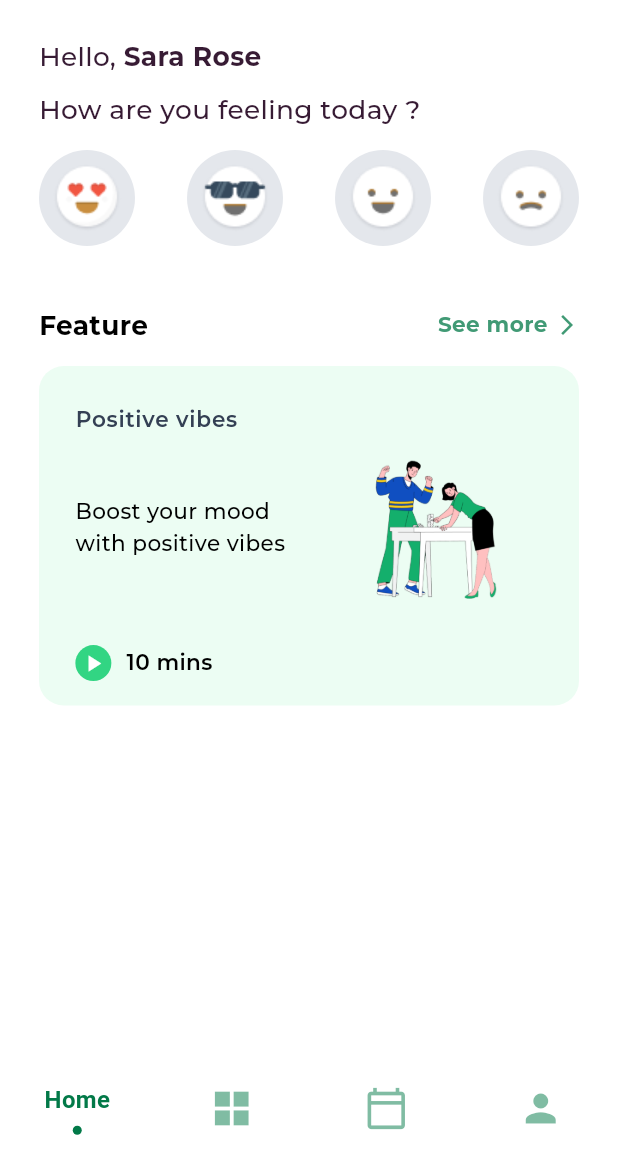
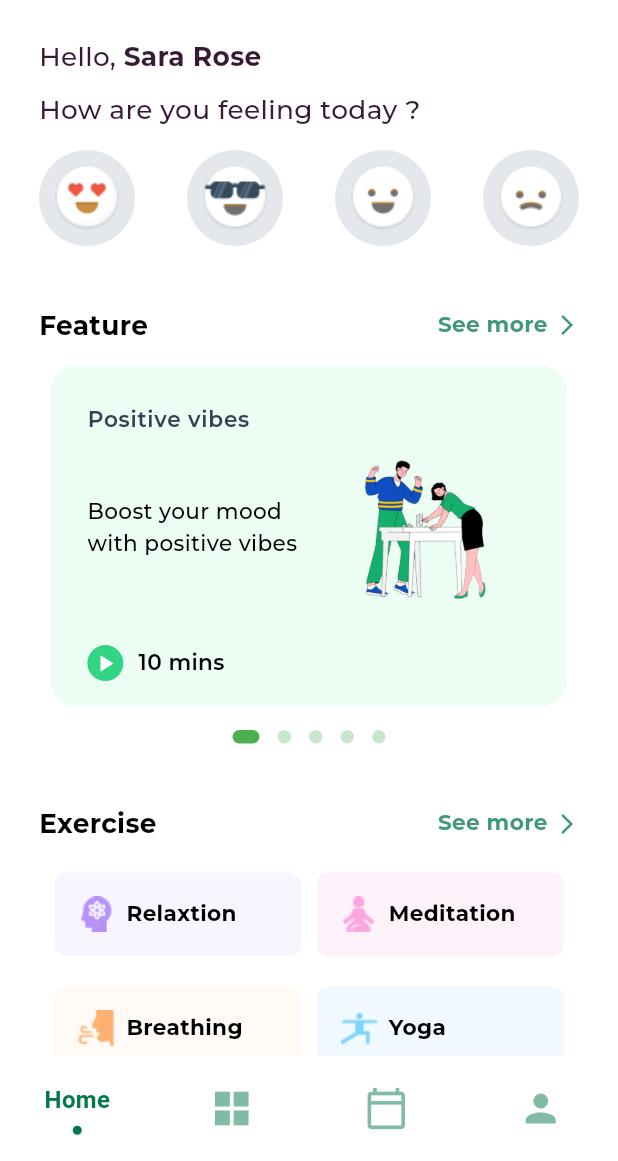
Before and after one commit to ElDaly15/MoodyUiApp, a Flutter app: the screen it shows after launch, on a phone screen of 412 x 824 dp, the part 75-1236 px from its top. Run offline on Flutter 3.47's test engine with Material 3 defaults, Android fonts, the light colour scheme and no system bars; drawn by our look-alikes of dots_indicator, sliding_clipped_nav_bar; our stand-ins replace device_preview, font_awesome_flutter, get; project files that could hold a hidden picture were left out.

Commit message:
Add Page Builder with Dot Indicator and Exercise Section Widgets
This commit introduces a new widget, `PageBuilderForFeatureMainItem`, which
implements a page view with a dot indicator for navigation. Additionally, it
includes the creation of the `ExerciseSection` widget, which organizes various
exercise-related items in a structured layout. The `FeatureSection` widget is
updated to use the new page builder, enhancing the user experience with a
more interactive feature presentation.

The `ExerciseSection` comprises individual exercise items, each styled with
a unique color and image, and grouped into a responsive layout. This section
is designed to be easily extendable with more exercise categories in the future.

Furthermore, dependencies for `dots_indicator`, `exprollable_page_view`, and
`smooth_page_indicator` have been added to support the new functionalities.

- Added: `PageBuilderForFeatureMainItem` for feature item navigation.
- Added: `ExerciseSection` and related widgets for exercise categories.
- Updated: `FeatureSection` to use the new page builder widget.
- Added dependencies: `dots_indicator`, `exprollable_page_view`, `smooth_page_indicator`.

```diff
--- /dev/null
+++ b/lib/featuers/main_view/presentation/views/widgets/custom_page_builder_with_dot_indicator_for_feature_item.dart
@@ -0,0 +1,55 @@
+import 'package:dots_indicator/dots_indicator.dart';
+import 'package:flutter/material.dart';
+import 'package:moody/featuers/main_view/presentation/views/widgets/feature_main_item.dart';
+
+class PageBuilderForFeatureMainItem extends StatefulWidget {
+  const PageBuilderForFeatureMainItem({super.key});
+
+  @override
+  State<PageBuilderForFeatureMainItem> createState() =>
+      _PageBuilderForFeatureMainItemState();
+}
+
+class _PageBuilderForFeatureMainItemState
+    extends State<PageBuilderForFeatureMainItem> {
+  int currentIndex = 0;
+  @override
+  Widget build(BuildContext context) {
+    var width = MediaQuery.of(context).size.width;
+    return Column(
+      children: [
+        SizedBox(
+          height: width * 0.55,
+          child: PageView.builder(
+            onPageChanged: (page) {
+              currentIndex = page;
+              setState(() {});
+            },
+            itemCount: 5,
+            itemBuilder: (context, index) {
+              return const Padding(
+                padding: EdgeInsets.symmetric(horizontal: 8),
+                child: FeatureMainItem(),
+              );
+            },
+          ),
+        ),
+        const SizedBox(
+          height: 10,
+        ),
+        DotsIndicator(
+          dotsCount: 5,
+          position: currentIndex,
+          decorator: DotsDecorator(
+            activeColor: Colors.green,
+            color: Colors.green.shade100,
+            size: const Size.square(9.0),
+            activeSize: const Size(18.0, 9.0),
+            activeShape: RoundedRectangleBorder(
+                borderRadius: BorderRadius.circular(5.0)),
+          ),
+        ),
+      ],
+    );
+  }
+}
--- /dev/null
+++ b/lib/featuers/main_view/presentation/views/widgets/exercise_all_items.dart
@@ -0,0 +1,49 @@
+import 'package:flutter/material.dart';
+import 'package:moody/core/utils/imageAssets.dart';
+import 'package:moody/featuers/main_view/presentation/views/widgets/item_of_exercise_section.dart';
+
+class ExcersiseAllItems extends StatelessWidget {
+  const ExcersiseAllItems({super.key});
+
+  @override
+  Widget build(BuildContext context) {
+    return const Column(
+      mainAxisAlignment: MainAxisAlignment.start,
+      children: [
+        Row(
+          mainAxisAlignment: MainAxisAlignment.spaceEvenly,
+          children: [
+            CustomItemForExerciseSection(
+              textItem: 'Relaxtion',
+              colorId: 0xffF9F5FF,
+              image: Assets.imagesRelax,
+            ),
+            CustomItemForExerciseSection(
+              textItem: 'Meditation',
+              colorId: 0xffFDF2FA,
+              image: Assets.imagesMeditation,
+            ),
+          ],
+        ),
+        SizedBox(
+          height: 20,
+        ),
+        Row(
+          mainAxisAlignment: MainAxisAlignment.spaceEvenly,
+          children: [
+            CustomItemForExerciseSection(
+              textItem: 'Breathing',
+              colorId: 0xffFFFAF5,
+              image: Assets.imagesBreathing,
+            ),
+            CustomItemForExerciseSection(
+              textItem: 'Yoga',
+              colorId: 0xffF0F9FF,
+              image: Assets.imagesYogaFrame,
+            ),
+          ],
+        ),
+      ],
+    );
+  }
+}
--- /dev/null
+++ b/lib/featuers/main_view/presentation/views/widgets/exercise_section.dart
@@ -0,0 +1,23 @@
+import 'package:flutter/material.dart';
+import 'package:moody/featuers/main_view/presentation/views/widgets/custom_section_header.dart';
+import 'package:moody/featuers/main_view/presentation/views/widgets/exercise_all_items.dart';
+import 'package:moody/featuers/main_view/presentation/views/widgets/main_view_body.dart';
+
+class ExerciseSection extends StatelessWidget {
+  const ExerciseSection({super.key});
+
+  @override
+  Widget build(BuildContext context) {
+    return const Column(
+      children: [
+        CustomSectionHeader(
+          headerName: 'Exercise',
+        ),
+        SizedBox(
+          height: 20,
+        ),
+        ExcersiseAllItems(),
+      ],
+    );
+  }
+}
--- a/lib/featuers/main_view/presentation/views/widgets/feauture_section.dart
+++ b/lib/featuers/main_view/presentation/views/widgets/feauture_section.dart
@@ -1,10 +1,6 @@
 import 'package:flutter/material.dart';
-import 'package:get/get_connect/http/src/utils/utils.dart';
-import 'package:moody/core/utils/imageAssets.dart';
-import 'package:moody/core/utils/style.dart';
-import 'package:moody/featuers/main_view/presentation/views/widgets/custom_play_icon_buttom.dart';
+import 'package:moody/featuers/main_view/presentation/views/widgets/custom_page_builder_with_dot_indicator_for_feature_item.dart';
 import 'package:moody/featuers/main_view/presentation/views/widgets/custom_section_header.dart';
-import 'package:moody/featuers/main_view/presentation/views/widgets/feature_main_item.dart';
 
 class FeatureSection extends StatelessWidget {
   const FeatureSection({super.key});
@@ -19,7 +15,7 @@ class FeatureSection extends StatelessWidget {
         SizedBox(
           height: 15,
         ),
-        FeatureMainItem(),
+        PageBuilderForFeatureMainItem(),
       ],
     );
   }
--- /dev/null
+++ b/lib/featuers/main_view/presentation/views/widgets/item_of_exercise_section.dart
@@ -0,0 +1,41 @@
+import 'package:flutter/material.dart';
+import 'package:moody/core/utils/style.dart';
+
+class CustomItemForExerciseSection extends StatelessWidget {
+  const CustomItemForExerciseSection(
+      {super.key,
+      required this.colorId,
+      required this.textItem,
+      required this.image});
+  final int colorId;
+  final String textItem;
+  final String image;
+
+  @override
+  Widget build(BuildContext context) {
+    var width = MediaQuery.of(context).size.width;
+    return Align(
+      alignment: Alignment.centerLeft,
+      child: Container(
+        width: width * 0.40,
+        padding: const EdgeInsets.all(16),
+        decoration: BoxDecoration(
+            color: Color(colorId), borderRadius: BorderRadius.circular(8)),
+        child: Row(
+          children: [
+            Image.asset(
+              image,
+            ),
+            const SizedBox(
+              width: 8,
+            ),
+            Text(
+              textItem,
+              style: Style.font18Bold(context),
+            )
+          ],
+        ),
+      ),
+    );
+  }
+}
--- a/lib/featuers/main_view/presentation/views/widgets/main_view_body.dart
+++ b/lib/featuers/main_view/presentation/views/widgets/main_view_body.dart
@@ -1,6 +1,11 @@
 import 'package:flutter/material.dart';
+import 'package:moody/core/utils/imageAssets.dart';
+import 'package:moody/core/utils/style.dart';
 import 'package:moody/featuers/main_view/presentation/views/widgets/custom_app_bar_for_main_view.dart';
+import 'package:moody/featuers/main_view/presentation/views/widgets/custom_section_header.dart';
+import 'package:moody/featuers/main_view/presentation/views/widgets/exercise_section.dart';
 import 'package:moody/featuers/main_view/presentation/views/widgets/feauture_section.dart';
+import 'package:moody/featuers/main_view/presentation/views/widgets/item_of_exercise_section.dart';
 import 'package:moody/featuers/main_view/presentation/views/widgets/welcome_section.dart';
 
 class MainViewBody extends StatelessWidget {
@@ -26,6 +31,10 @@ class MainViewBody extends StatelessWidget {
             height: 40,
           ),
           FeatureSection(),
+          SizedBox(
+            height: 35,
+          ),
+          ExerciseSection(),
         ],
       ),
     );
--- a/pubspec.yaml
+++ b/pubspec.yaml
@@ -30,11 +30,14 @@ environment:
 dependencies:
   cupertino_icons: ^1.0.8
   device_preview: ^1.2.0
+  dots_indicator: ^3.0.0
+  exprollable_page_view: ^1.0.1
   flutter:
     sdk: flutter
   font_awesome_flutter: ^10.7.0
   get: ^4.6.6
   sliding_clipped_nav_bar: ^3.1.1
+  smooth_page_indicator: ^1.2.0+3
 
 dev_dependencies:
   flutter_lints: ^4.0.0
```
Also changed, not shown: pubspec.lock.
